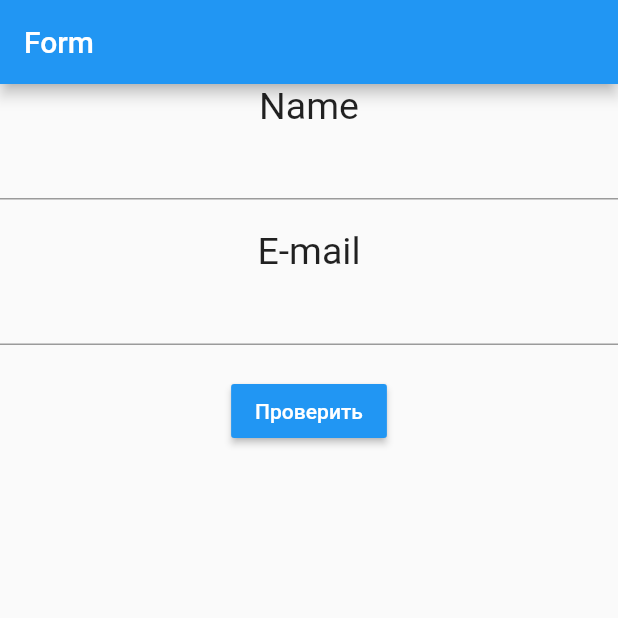
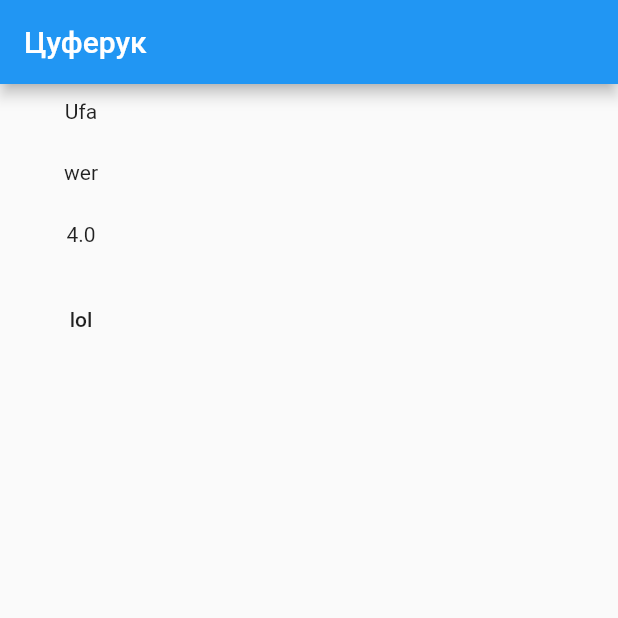
Before and after one commit to wiirtex/flutter_weather, a Flutter app: the screen it shows after launch, on a phone screen of 412 x 824 dp, the top half of it. Run offline on Flutter 3.47's test engine with Material 2 defaults, Android fonts, the phone set to English and light mode, and no system bars.

Commit message:
WEther without design
new //TODO

```diff
--- a/lib/main.dart
+++ b/lib/main.dart
@@ -1,69 +1,93 @@
 import 'dart:math';
+import 'dart:convert';
+import 'package:flutter/material.dart';
 
-import 'package:flutter/material.dart';
-import 'package:email_validator/email_validator.dart';
+import 'package:http/http.dart' as http;
 
-class MyForm extends StatefulWidget {
-  @override
-  State<StatefulWidget> createState() {
-    return new MyFormState();
+String city = "Ufa";
+String cityKey = "292177";
+String accessKey = "Gz8HKO1zorpYGAr2JvUj0VsEY10gFwu9";
+
+class Post {
+  final String weatherText;
+  final double temperature;
+
+  Post({this.weatherText, this.temperature});
+
+  factory Post.fromJson(List<dynamic> json) {
+  print(json[0]["WeatherText"]);
+  print(json[0]["Temperature"]["Metric"]["Value"]);
+  return Post(
+    weatherText: json[0]["WeatherText"].toString(),
+    temperature: json[0]["Temperature"]["Metric"]["Value"]
+  );
   }
 }
 
-class MyFormState extends State<MyForm> {
-  final _formkey = GlobalKey<FormState>();
+class First extends StatelessWidget {
   @override
   Widget build(BuildContext context) {
-    return new Form(
-        key:_formkey,
-        child:
-        new Container(
-            child: new Column(
-              children: <Widget>[
-                new Text("Name", style: new TextStyle(fontSize: 25.0),),
-                new TextFormField(
-                    validator: (value){
-                      if (value == null)
-                        return 'Enter yout name';
-                    },
-                ),
+    return new AccuWeather('wer', 4);
+  }
+}
 
-                new SizedBox(height: 20.0,),
 
-                new Text("E-mail", style: new TextStyle(fontSize: 25.0),),
-                new TextFormField(
-                  validator: (value){
-                    if (!EmailValidator.validate(value))
-                      return "That's not e-mail";
-                  },
-                ),
+class AccuWeather extends StatefulWidget {
+  final String _weather;
+  final double _temp;
+  AccuWeather(this._weather, this._temp);
+  @override
+  State<StatefulWidget> createState() {
+    return new AccuWeatherState(_weather, _temp);
+  }
+}
 
-                new SizedBox(height: 20.0,),
+class AccuWeatherState extends State<AccuWeather> {
+  String _weather;
+  double _temperature;
 
-                new RaisedButton(onPressed: (){
-                  if(_formkey.currentState.validate())
-                    Scaffold.of(context).showSnackBar(
-                        SnackBar(
-                          content:
-                          Text('Форма успешно заполнена'
-                          ),
-                          backgroundColor: Colors.green,
-                        )
-                    );
-                },
-                  child:
-                  new Text('Проверить'),
-                  color: Colors.blue,
-                  textColor: Colors.white,
-                ),
-              ],
-            )
-        )
+  AccuWeatherState(this._weather, this._temperature);
 
+  @override
+  Widget build(BuildContext context) {
+    return new Container(
+      padding: EdgeInsets.all(10.0),
+      child: new Column(
+        children: <Widget>[
+          new Text(city),
+          new SizedBox(height: 25.0,),
+          new Text(_weather),
+          new SizedBox(height: 25.0,),
+          new Text(_temperature.toString()),
+          new SizedBox(height: 25.0,),
+          new FlatButton(onPressed: () {
+            print("Grre");
+            PressBtn();
+          },
+              child: new Text("lol"))
+        ],
+      ),
     );
   }
 
-
+  void PressBtn() {
+    setState(() {
+      http.get(
+          "http://dataservice.accuweather.com/currentconditions/v1/292177?apikey=Gz8HKO1zorpYGAr2JvUj0VsEY10gFwu9&language=ru-ru")
+          .then((response) {
+        Post new_weather;
+        new_weather = Post.fromJson(jsonDecode(response.body));
+        print(new_weather.weatherText);
+        this._weather = new_weather.weatherText;
+        this._temperature = new_weather.temperature.toDouble();
+        print("Im here");
+        AccuWeatherState(this._weather, this._temperature);
+        print("So what");
+      }).catchError((error) {
+        print("Error $error");
+      });
+    });
+  }
 }
 
 void main() {
@@ -72,9 +96,9 @@ void main() {
         debugShowCheckedModeBanner: false,
         home: new Scaffold(
             appBar: new AppBar(
-              title: new Text("Form"),
+              title: new Text("Цуферук"),
             ),
-            body: new MyForm()
+            body: new First()
         )
     )
   );
--- a/pubspec.yaml
+++ b/pubspec.yaml
@@ -19,7 +19,7 @@ environment:
 dependencies:
   flutter:
     sdk: flutter
-  email_validator: '^1.0.0'
+  http: 0.12.0
 
   # The following adds the Cupertino Icons font to your application.
   # Use with the CupertinoIcons class for iOS style icons.
```
Also changed, not shown: lib/post.dart (added), pubspec.lock.
